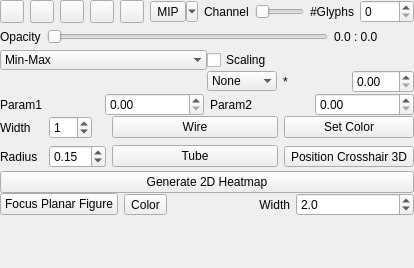
Old version of the form Modules/Bundles/org.mitk.gui.qt.diffusionimaging/src/internal/QmitkControlVisualizationPropertiesViewControls.ui in the repository MITK/MITK.
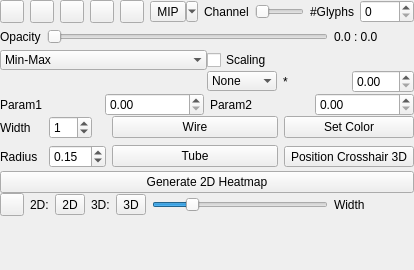
New version of the form. Custom widgets are drawn as their Qt base class.

The edit to the form file:
```diff
--- a/Modules/Bundles/org.mitk.gui.qt.diffusionimaging/src/internal/QmitkControlVisualizationPropertiesViewControls.ui
+++ b/Modules/Bundles/org.mitk.gui.qt.diffusionimaging/src/internal/QmitkControlVisualizationPropertiesViewControls.ui
@@ -7,7 +7,7 @@
     <x>0</x>
     <y>0</y>
     <width>414</width>
-    <height>268</height>
+    <height>270</height>
    </rect>
   </property>
   <property name="sizePolicy">
@@ -627,39 +627,75 @@
        <number>0</number>
       </property>
       <item>
-       <widget class="QPushButton" name="m_Focus">
+       <widget class="QToolButton" name="m_Focus">
         <property name="text">
-         <string>Focus Planar Figure</string>
+         <string/>
+        </property>
+       </widget>
+      </item>
+      <item>
+       <widget class="QLabel" name="label_8">
+        <property name="maximumSize">
+         <size>
+          <width>25</width>
+          <height>16777215</height>
+         </size>
+        </property>
+        <property name="text">
+         <string>2D:</string>
         </property>
        </widget>
       </item>
       <item>
        <widget class="QToolButton" name="m_PFColor">
         <property name="text">
-         <string>Color</string>
+         <string>2D</string>
         </property>
        </widget>
       </item>
       <item>
-       <widget class="QLabel" name="label_7">
+       <widget class="QLabel" name="label_9">
+        <property name="maximumSize">
+         <size>
+          <width>25</width>
+          <height>16777215</height>
+         </size>
+        </property>
+        <property name="text">
+         <string>3D:</string>
+        </property>
+       </widget>
+      </item>
+      <item>
+       <widget class="QToolButton" name="m_PFColor3D">
+        <property name="text">
+         <string>3D</string>
+        </property>
+       </widget>
+      </item>
+      <item>
+       <widget class="QSlider" name="m_PFWidth">
+        <property name="value">
+         <number>20</number>
+        </property>
+        <property name="orientation">
+         <enum>Qt::Horizontal</enum>
+        </property>
+       </widget>
+      </item>
+      <item>
+       <widget class="QLabel" name="label_pfwidth">
+        <property name="minimumSize">
+         <size>
+          <width>80</width>
+          <height>0</height>
+         </size>
+        </property>
         <property name="text">
          <string>Width</string>
         </property>
         <property name="alignment">
-         <set>Qt::AlignRight|Qt::AlignTrailing|Qt::AlignVCenter</set>
-        </property>
-       </widget>
-      </item>
-      <item>
-       <widget class="QDoubleSpinBox" name="m_PFWidth">
-        <property name="decimals">
-         <number>1</number>
-        </property>
-        <property name="singleStep">
-         <double>0.100000000000000</double>
-        </property>
-        <property name="value">
-         <double>2.000000000000000</double>
+         <set>Qt::AlignLeading|Qt::AlignLeft|Qt::AlignVCenter</set>
         </property>
        </widget>
       </item>
```
